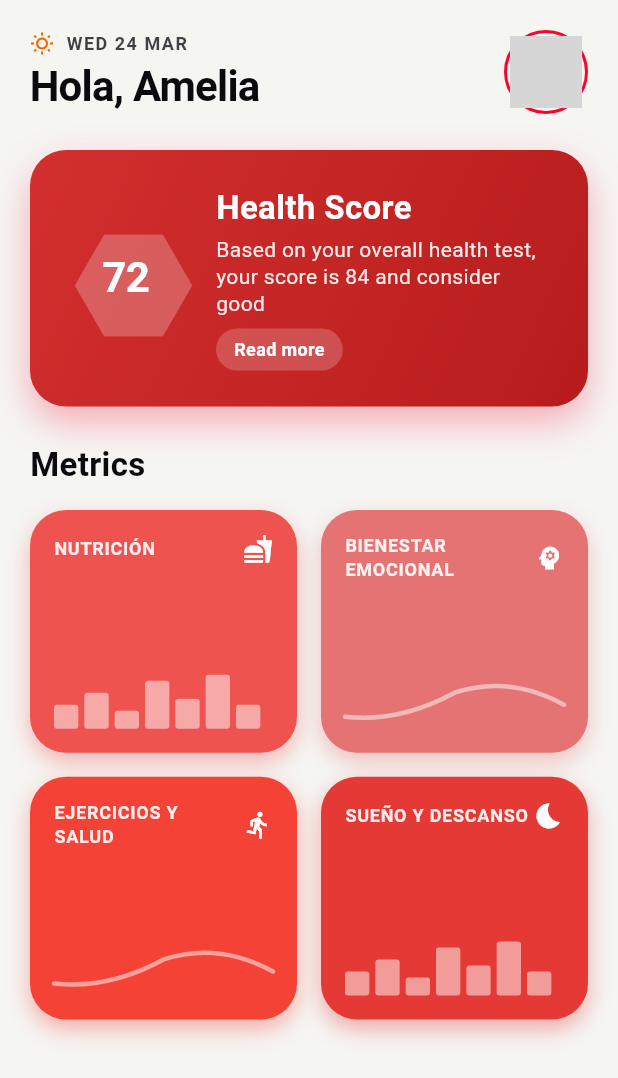
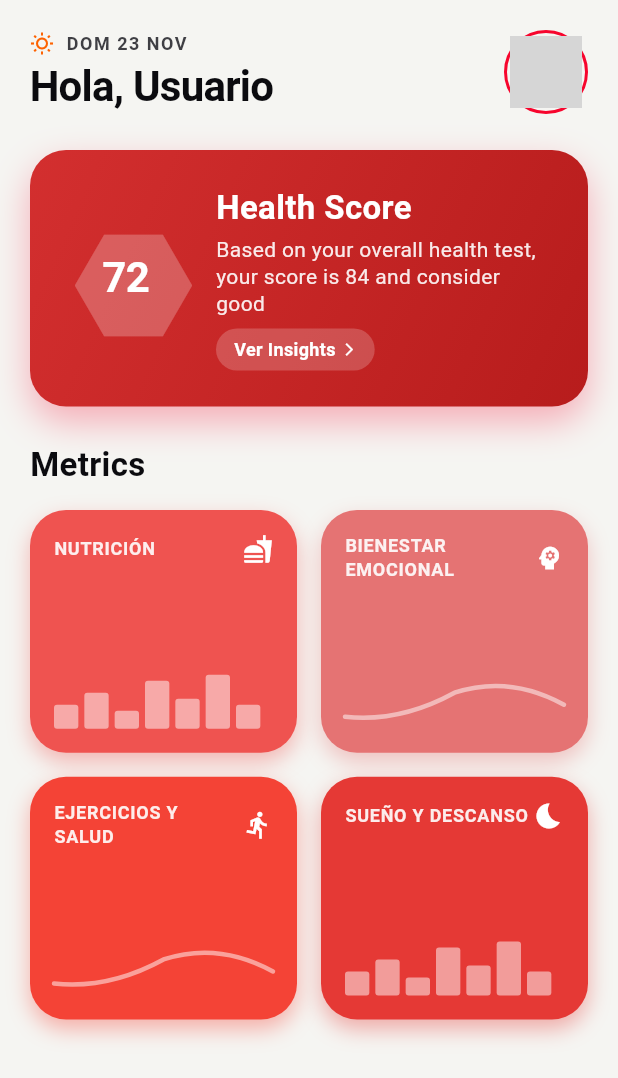
Before and after one commit to HackthonRimacBienestar/VivloApp, a Flutter app: the HomeTab screen opened directly, on a phone screen of 412 x 824 dp. Shown: the top 1078 px of the screen. Run offline on Flutter 3.47's test engine with Material 3 defaults, Android fonts, the phone set to English and light mode, and no system bars; our stand-ins replace equatable, flutter_svg, permission_handler; missing offline and left inert: auth0_flutter, sound_stream; network calls fail; Roboto replaces fonts that are missing (Plus Jakarta Sans); grey boxes are pictures that could not be loaded.

Commit message:
feat: Implement home page with health score card, header, missions list, and authentication service.

```diff
--- a/lib/core/services/auth_service.dart
+++ b/lib/core/services/auth_service.dart
@@ -1,6 +1,10 @@
 import 'package:auth0_flutter/auth0_flutter.dart';
 
 class AuthService {
+  static final AuthService _instance = AuthService._internal();
+  factory AuthService() => _instance;
+  AuthService._internal();
+
   static const _domain = 'dev-w7xybxca7a6ecknz.us.auth0.com';
   static const _clientId = 'lWdqoyUXATcALJ6Di8VutUuapfAIdgRp';
 
@@ -46,4 +50,9 @@ class AuthService {
       rethrow;
     }
   }
+
+  // Helper to get user info if needed, though credentials.user is usually enough
+  Future<UserProfile?> getUser() async {
+    return _credentials?.user;
+  }
 }
--- a/lib/features/home/presentation/widgets/health_score_card.dart
+++ b/lib/features/home/presentation/widgets/health_score_card.dart
@@ -1,6 +1,5 @@
 import 'package:flutter/material.dart';
 import '../../../../core/ui/theme/colors.dart';
-
 import '../../../../core/ui/theme/spacing.dart';
 import '../../../../core/ui/theme/typography.dart';
 
@@ -36,8 +35,6 @@ class HealthScoreCard extends StatelessWidget {
             child: Stack(
               alignment: Alignment.center,
               children: [
-                // Simple Hexagon representation using a rotated container or custom paint
-                // For simplicity and robustness, using a Container with shape or icon
                 const Icon(Icons.hexagon, size: 90, color: Colors.white24),
                 Text(
                   '72',
@@ -83,12 +80,23 @@ class HealthScoreCard extends StatelessWidget {
                       color: Colors.white.withOpacity(0.2),
                       borderRadius: BorderRadius.circular(20),
                     ),
-                    child: Text(
-                      'Read more',
-                      style: AppTypography.caption.copyWith(
-                        color: Colors.white,
-                        fontWeight: FontWeight.w600,
-                      ),
+                    child: Row(
+                      mainAxisSize: MainAxisSize.min,
+                      children: [
+                        Text(
+                          'Ver Insights',
+                          style: AppTypography.caption.copyWith(
+                            color: Colors.white,
+                            fontWeight: FontWeight.w600,
+                          ),
+                        ),
+                        const SizedBox(width: 4),
+                        const Icon(
+                          Icons.arrow_forward_ios,
+                          color: Colors.white,
+                          size: 10,
+                        ),
+                      ],
                     ),
                   ),
                 ),
--- a/lib/features/home/presentation/widgets/home_header.dart
+++ b/lib/features/home/presentation/widgets/home_header.dart
@@ -1,4 +1,7 @@
 import 'package:flutter/material.dart';
+import 'package:intl/intl.dart';
+import 'package:intl/date_symbol_data_local.dart';
+import '../../../../core/services/auth_service.dart';
 import '../../../../core/ui/theme/colors.dart';
 import '../../../../core/ui/theme/typography.dart';
 
@@ -7,6 +10,13 @@ class HomeHeader extends StatelessWidget {
 
   @override
   Widget build(BuildContext context) {
+    initializeDateFormatting('es');
+    return Builder(
+      builder: (context) {
+        final user = AuthService().credentials?.user;
+        final name = user?.nickname ?? user?.name ?? 'Usuario';
+        final pictureUrl = user?.pictureUrl?.toString();
+
         return Row(
           mainAxisAlignment: MainAxisAlignment.spaceBetween,
           children: [
@@ -22,7 +32,10 @@ class HomeHeader extends StatelessWidget {
                     ),
                     const SizedBox(width: 8),
                     Text(
-                  'WED 24 MAR',
+                      DateFormat(
+                        'EEE d MMM',
+                        'es',
+                      ).format(DateTime.now()).toUpperCase(),
                       style: AppTypography.caption.copyWith(
                         color: AppColors.inkMuted,
                         fontWeight: FontWeight.w600,
@@ -33,7 +46,7 @@ class HomeHeader extends StatelessWidget {
                 ),
                 const SizedBox(height: 4),
                 Text(
-              'Hola, Amelia',
+                  'Hola, $name',
                   style: AppTypography.displayM.copyWith(color: AppColors.ink),
                 ),
               ],
@@ -44,15 +57,18 @@ class HomeHeader extends StatelessWidget {
                 shape: BoxShape.circle,
                 border: Border.all(color: AppColors.accentPrimary, width: 2),
               ),
-          child: const CircleAvatar(
+              child: CircleAvatar(
                 radius: 24,
                 backgroundImage: NetworkImage(
+                  pictureUrl ??
                       'https://i.pravatar.cc/150?u=a042581f4e29026024d',
-            ), // Placeholder
+                ),
                 backgroundColor: AppColors.surfaceHint,
               ),
             ),
           ],
         );
+      },
+    );
   }
 }
--- a/pubspec.yaml
+++ b/pubspec.yaml
@@ -41,6 +41,7 @@ dependencies:
   just_audio: ^0.9.36
   path_provider: ^2.1.2
   auth0_flutter: ^1.14.0
+  intl: ^0.20.2
 
 dev_dependencies:
   flutter_test:
```
Also changed, not shown: lib/features/home/presentation/pages/home_page.dart (+0 -10 lines), lib/features/home/presentation/widgets/missions_list.dart (added, +131 -0 lines), pubspec.lock. Lines whose indentation alone changed are shown as unchanged.
